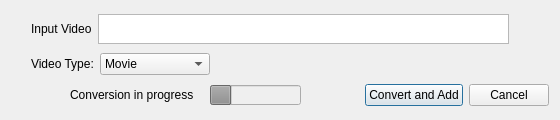
First picture: the form in addvideodialog.ui, repository abnd90/Qpod, before the edit.
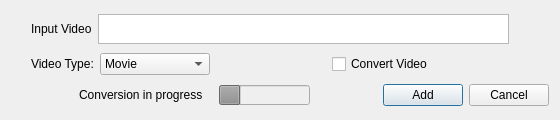
Second picture: the form after the edit.

Commit message: Improved add video support

Patch:
```diff
--- a/addvideodialog.ui
+++ b/addvideodialog.ui
@@ -199,6 +199,32 @@
        </property>
       </spacer>
      </item>
+     <item>
+      <widget class="QCheckBox" name="convertCbox">
+       <property name="toolTip">
+        <string>Convert into .mp4 and add</string>
+       </property>
+       <property name="text">
+        <string>Convert Video</string>
+       </property>
+       <property name="checked">
+        <bool>false</bool>
+       </property>
+      </widget>
+     </item>
+     <item>
+      <spacer name="horizontalSpacer_7">
+       <property name="orientation">
+        <enum>Qt::Horizontal</enum>
+       </property>
+       <property name="sizeHint" stdset="0">
+        <size>
+         <width>40</width>
+         <height>20</height>
+        </size>
+       </property>
+      </spacer>
+     </item>
     </layout>
    </item>
    <item>
@@ -261,7 +287,7 @@
      <item>
       <widget class="QPushButton" name="convertbutton">
        <property name="text">
-        <string>Convert and Add</string>
+        <string>Add</string>
        </property>
       </widget>
      </item>
```
The commit also changes 17 other files.
